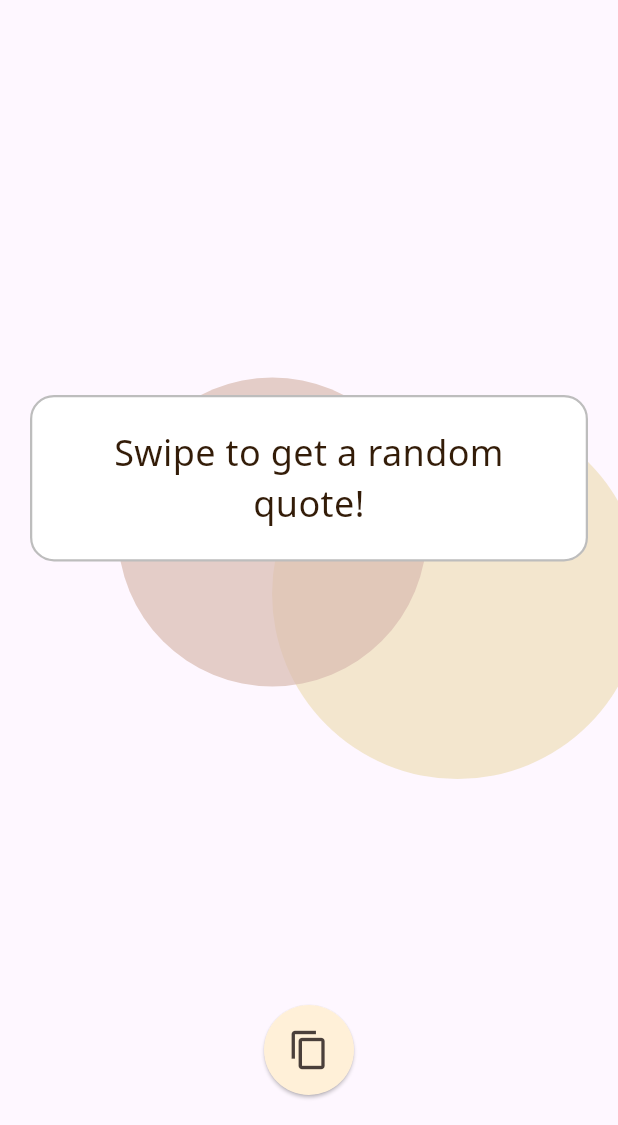
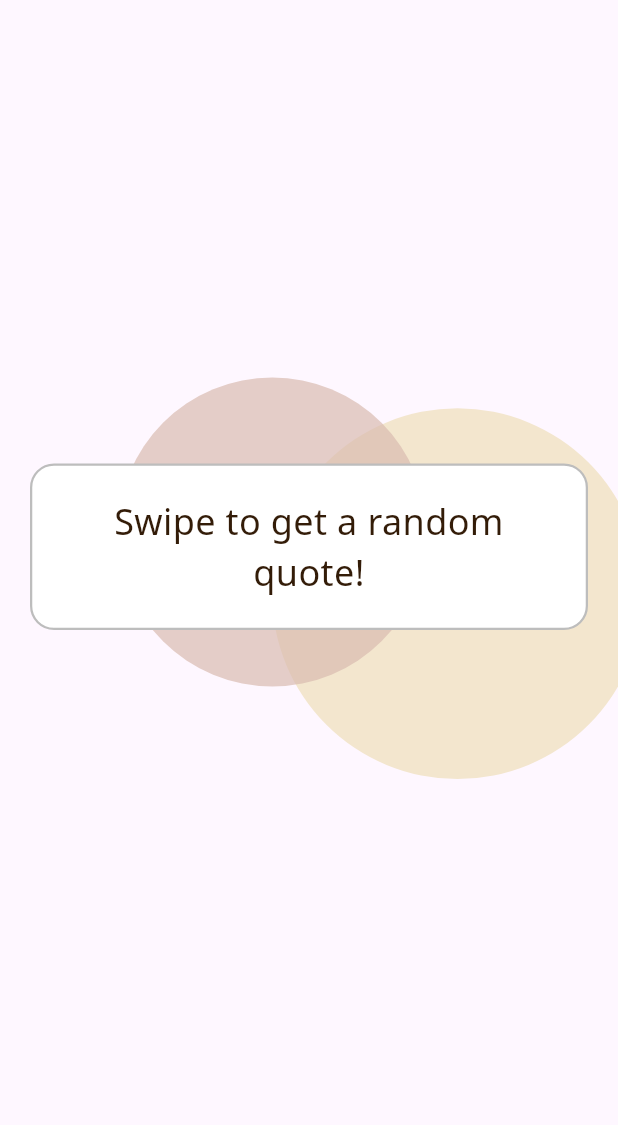
Before and after one commit to Armaan-Mahajan/Quotify, a Flutter app: the screen it shows after launch, on a phone screen of 412 x 824 dp, the part 111-1236 px from its top. Run offline on Flutter 3.47's test engine with Material 3 defaults, Android fonts, the phone set to English and light mode, and no system bars; our stand-ins replace google_fonts; Roboto replaces fonts that are missing (Noto Sans).

Commit message:
Quote history functionality improved
Couple of bugs with moving backwards in history still need to be fixed

```diff
--- a/lib/quotes.dart
+++ b/lib/quotes.dart
@@ -4,7 +4,7 @@ import 'dart:async';
 import 'dart:convert';
 import 'package:http/http.dart' as http;
 import 'dart:math';
-import 'package:flutter/services.dart';
+//import 'package:flutter/services.dart';
 
 class MainApp extends StatefulWidget {
   const MainApp({super.key});
@@ -29,8 +29,6 @@ class _MainAppState extends State<MainApp> with TickerProviderStateMixin {
   @override
   void initState() {
     super.initState();
-    fetchData();
-
     blobController1 = AnimationController(
       vsync: this,
       duration: const Duration(seconds: 10),
@@ -44,12 +42,14 @@ class _MainAppState extends State<MainApp> with TickerProviderStateMixin {
     blobAnimation1 = Tween<Offset>(
       begin: Offset(0.2, 0.3),
       end: Offset(0.8, 0.6),
-    ).animate(CurvedAnimation(parent: blobController1, curve: Curves.easeInOut));
+    ).animate(
+        CurvedAnimation(parent: blobController1, curve: Curves.easeInOut));
 
     blobAnimation2 = Tween<Offset>(
       begin: Offset(0.8, 0.7),
       end: Offset(0.2, 0.4),
-    ).animate(CurvedAnimation(parent: blobController2, curve: Curves.easeInOut));
+    ).animate(
+        CurvedAnimation(parent: blobController2, curve: Curves.easeInOut));
   }
 
   @override
@@ -67,7 +67,8 @@ class _MainAppState extends State<MainApp> with TickerProviderStateMixin {
 
     var random = Random();
     int indexNum = random.nextInt(485);
-    String url = ('https://appcollection.in/quotify/fetch-quote.php?id=$indexNum');
+    String url =
+        'https://appcollection.in/quotify/fetch-quote.php?id=$indexNum';
 
     try {
       final http.Response response = await http.get(Uri.parse(url));
@@ -77,14 +78,13 @@ class _MainAppState extends State<MainApp> with TickerProviderStateMixin {
         String newSpeaker = data['speaker'];
 
         setState(() {
-          quote = newQuote;
-          speaker = newSpeaker;
-
           if (currentIndex == quoteHistory.length - 1) {
             quoteHistory.add({'quote': newQuote, 'speaker': newSpeaker});
             currentIndex++;
           }
 
+          quote = newQuote;
+          speaker = newSpeaker;
           isLoading = false;
         });
 
@@ -107,6 +107,26 @@ class _MainAppState extends State<MainApp> with TickerProviderStateMixin {
     }
   }
 
+  void navigateHistory(int direction) {
+    if (direction == -1 && currentIndex > 0) {
+      // Go to the previous quote
+      setState(() {
+        currentIndex--;
+        quote = quoteHistory[currentIndex]['quote']!;
+        speaker = quoteHistory[currentIndex]['speaker']!;
+      });
+    } else if (direction == 1 && currentIndex < quoteHistory.length - 1) {
+      // Go to the next quote
+      setState(() {
+        currentIndex++;
+        quote = quoteHistory[currentIndex]['quote']!;
+        speaker = quoteHistory[currentIndex]['speaker']!;
+      });
+    } else if (direction == 1) {
+      fetchData();
+    }
+  }
+
   @override
   Widget build(BuildContext context) {
     return Scaffold(
@@ -125,11 +145,7 @@ class _MainAppState extends State<MainApp> with TickerProviderStateMixin {
               );
             },
           ),
-          Center(
-            child: Column(
-              mainAxisSize: MainAxisSize.min,
-              mainAxisAlignment: MainAxisAlignment.center,
-              crossAxisAlignment: CrossAxisAlignment.center,
+          Column(
             children: [
               Container(
                 margin: const EdgeInsets.symmetric(vertical: 20.0),
@@ -155,11 +171,11 @@ class _MainAppState extends State<MainApp> with TickerProviderStateMixin {
               ),
                  Expanded(
                   child: GestureDetector(
-                    onPanEnd: (details) {
-                      if (details.velocity.pixelsPerSecond.dx < 0) {
-                        showNextQuote();
-                      } else if (details.velocity.pixelsPerSecond.dx > 0) {
-                        showPreviousQuote();
+                  onPanUpdate: (details) {
+    if (details.delta.dx > 0) {
+    navigateHistory(-1);
+    } else if (details.delta.dx < 0) {
+    navigateHistory(1);
     }
     },
                   child: Stack(
@@ -167,22 +183,21 @@ class _MainAppState extends State<MainApp> with TickerProviderStateMixin {
                       AnimatedOpacity(
                         opacity: opacity,
                         duration: const Duration(milliseconds: 500),
+                        child: Center(
                           child: Column(
                             mainAxisAlignment: MainAxisAlignment.center,
                             children: [
                               Container(
                                 padding: const EdgeInsets.all(20.0),
-                                margin: const EdgeInsets.symmetric(horizontal: 20.0),
+                                margin: const EdgeInsets.symmetric(
+                                    horizontal: 20.0),
                                 decoration: BoxDecoration(
                                   color: const Color(0xFFFFFFFF),
                                   borderRadius: BorderRadius.circular(16.0),
-                                  border: Border.all(color: Colors.grey.shade400, width: 1.5),
-                                  boxShadow: [
-                                    BoxShadow(
-                                      color: Colors.black.withAlpha(0),
-                                      blurRadius: 12,
-                                    ),
-                                  ],
+                                  border: Border.all(
+                                    color: Colors.grey.shade400,
+                                    width: 1.5,
+                                  ), // Added border for the quote container
                                 ),
                                 child: Text(
                                   quote,
@@ -195,103 +210,31 @@ class _MainAppState extends State<MainApp> with TickerProviderStateMixin {
                                 ),
                               ),
                               const SizedBox(height: 7.5),
-                              Container(
-                                padding: const EdgeInsets.all(10.0),
-                                margin: const EdgeInsets.symmetric(horizontal: 20.0),
-                                decoration: BoxDecoration(
-                                  color: const Color(0x00f7e6ca),
-                                  borderRadius: BorderRadius.circular(16.0),
-                                ),
-                                child: Text(
+                              const SizedBox(height: 7.5),
+                              Text(
                                 speaker,
                                 textAlign: TextAlign.center,
                                 style: TextStyle(
-                                    fontFamily: 'Noto Sans',
                                     fontSize: 18,
-                                    color: const Color(0xff503823),
+                                    color: const Color(0xff503823)),
+                              ),
+                            ],
+                          ),
+                        ),
+                      ),
+                      if (isLoading)
+                        const Center(child: CircularProgressIndicator(
+                          color: Color(0xff4a4540),
+                        )),
+                    ],
                   ),
                 ),
                  ),
             ],
           ),
-                        ),
-                        if (isLoading)
-                          Center(
-                            child: CircularProgressIndicator(
-                              color: const Color(0xFF4A3F3A),
-                            ),
-                          ),
-                      ],
-                    ),
-                  ),
-                ),
-                Padding(
-                  padding: const EdgeInsets.only(bottom: 20.0),
-                  child: ElevatedButton(
-                    onPressed: () {
-                      Clipboard.setData(ClipboardData(text: '$quote - $speaker'));
-                      ScaffoldMessenger.of(context).showSnackBar(
-                        const SnackBar(
-                          content: Text('Quote copied to clipboard!'),
-                          behavior: SnackBarBehavior.floating,
-                        ),
-                      );
-                    },
-                    style: ElevatedButton.styleFrom(
-                      backgroundColor: const Color(0xFFFFF0D8),
-                      foregroundColor: const Color(0xFF503823),
-                      shape: const CircleBorder(),
-                      padding: const EdgeInsets.all(16),
-                    ),
-                    child: const Icon(Icons.copy, size: 28, color: Color(0xFF4A3F3A)),
-                  ),
-                ),
-              ],
-            ),
-          ),
         ],
       ),
     );
-  }
-
-  void showPreviousQuote() {
-    if (currentIndex > 0) {
-      setState(() {
-        isLoading = true;
-        opacity = 0.0;
-      });
-
-      Future.delayed(const Duration(milliseconds: 300), () {
-        setState(() {
-          currentIndex--;
-          quote = quoteHistory[currentIndex]['quote']!;
-          speaker = quoteHistory[currentIndex]['speaker'] ?? '';
-          isLoading = false;
-          opacity = 1.0;
-        });
-      });
-    }
-  }
-
-  void showNextQuote() {
-    if (currentIndex < quoteHistory.length - 1) {
-      setState(() {
-        isLoading = true;
-        opacity = 0.0;
-      });
-
-      Future.delayed(const Duration(milliseconds: 300), () {
-        setState(() {
-          currentIndex++;
-          quote = quoteHistory[currentIndex]['quote']!;
-          speaker = quoteHistory[currentIndex]['speaker'] ?? '';
-          isLoading = false;
-          opacity = 1.0;
-        });
-      });
-    } else {
-      fetchData();
-    }
   }
 }
 
@@ -323,21 +266,8 @@ class BlobPainter extends CustomPainter {
       blob2Position.dy * size.height,
     );
 
-    canvas.saveLayer(
-      Rect.fromLTWH(0, 0, size.width, size.height),
-      Paint(),
-    );
-
     canvas.drawCircle(blob1Center, size.width * 0.3, blob1Paint);
-    canvas.restore();
-
-    canvas.saveLayer(
-      Rect.fromLTWH(0, 0, size.width, size.height),
-      Paint(),
-    );
-
     canvas.drawCircle(blob2Center, size.width * 0.25, blob2Paint);
-    canvas.restore();
   }
 
   @override
```
Lines whose indentation alone changed are shown as unchanged.
